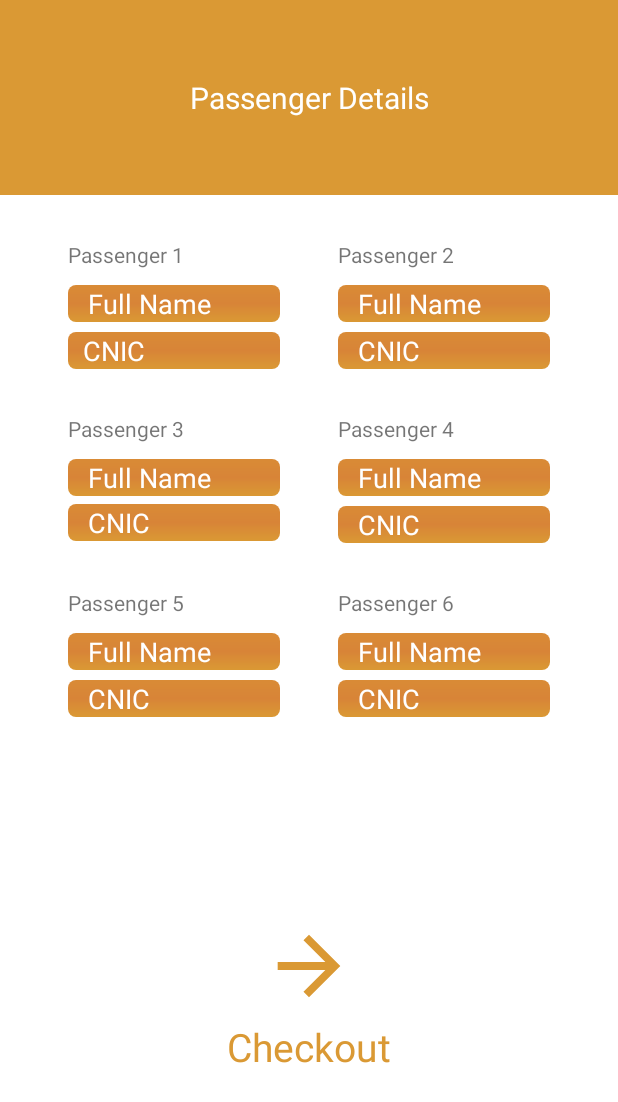
After one commit to usamayasin/Booking-App, an Android app: the PassengerDetailsActivity screen opened directly, with no data from a screen before it, on a phone screen of 412 x 824 dp. The commit adds this screen. Shown: the top 1102 px of the screen. Run offline under Robolectric (Android 15) with nearby library versions, the phone set to English and light mode, and no system bars; our stand-ins replace sdp/ssp sizes.

Commit message:
PassengerDetailsScreen added

```diff
--- a/app/build.gradle
+++ b/app/build.gradle
@@ -42,4 +42,10 @@ dependencies {
     testImplementation 'junit:junit:4.+'
     androidTestImplementation 'androidx.test.ext:junit:1.1.2'
     androidTestImplementation 'androidx.test.espresso:espresso-core:3.3.0'
+
+    implementation 'com.github.bumptech.glide:glide:4.11.0'
+    annotationProcessor 'com.github.bumptech.glide:compiler:4.11.0'
+
+    implementation 'com.intuit.sdp:sdp-android:1.0.6'
+    implementation 'com.intuit.ssp:ssp-android:1.0.6'
 }
--- a/app/src/main/java/com/app/faisalmovers/MainActivity.kt
+++ b/app/src/main/java/com/app/faisalmovers/HomeActivity.kt
@@ -19,7 +19,7 @@ import com.app.faisalmovers.Adapters.CityListRCAdapter
 import com.app.faisalmovers.Models.CityListModel
 import java.util.*
 
-class MainActivity : AppCompatActivity() {
+class HomeActivity : AppCompatActivity() {
 
     var img_cityList: AppCompatImageView? = null
     var iv_homeGo: AppCompatImageView? = null
@@ -32,7 +32,7 @@ class MainActivity : AppCompatActivity() {
 
     override fun onCreate(savedInstanceState: Bundle?) {
         super.onCreate(savedInstanceState)
-        setContentView(R.layout.activity_main)
+        setContentView(R.layout.home_activity)
 
        init()
 
@@ -46,14 +46,14 @@ class MainActivity : AppCompatActivity() {
                     if (monthOfYear + 1 < 10) "0" + (monthOfYear + 1) else (monthOfYear + 1).toString()
                 val _date = if (dayOfMonth < 10) "0$dayOfMonth" else dayOfMonth.toString()
                 val _pickedDate = "$_date/$_month/$_year"
-                Toast.makeText(this@MainActivity, _pickedDate, Toast.LENGTH_SHORT).show()
+                Toast.makeText(this@HomeActivity, _pickedDate, Toast.LENGTH_SHORT).show()
                 //activitydate.setText(dateFormatter.format(newDate.getTime()));
             }, newCalendar[Calendar.YEAR], newCalendar[Calendar.MONTH],
             newCalendar[Calendar.DAY_OF_MONTH]
         )
         iv_homeGo?.setOnClickListener { goToSeatSelection() }
         img_cityList?.setOnClickListener(View.OnClickListener { //builder.show();
-            dialouge(this@MainActivity)
+            dialouge(this@HomeActivity)
         })
         iv_calender?.setOnClickListener(View.OnClickListener {
             StartTime.show()
@@ -92,12 +92,12 @@ class MainActivity : AppCompatActivity() {
         et_cityListSearch = dialog.findViewById(R.id.et_cityListSearch)
         setRcViewLayout()
         getCityList()
-        cityListAdapter = CityListRCAdapter(this@MainActivity, cityListModelArrayList)
+        cityListAdapter = CityListRCAdapter(this@HomeActivity, cityListModelArrayList)
         rc_cityDialog!!.adapter = cityListAdapter
     }
 
     private fun setRcViewLayout() {
-        cityListRclayoutManager = LinearLayoutManager(this@MainActivity)
+        cityListRclayoutManager = LinearLayoutManager(this@HomeActivity)
         rc_cityDialog!!.layoutManager = cityListRclayoutManager
         rc_cityDialog!!.setHasFixedSize(true)
     }
--- /dev/null
+++ b/app/src/main/java/com/app/faisalmovers/PassengerDetailsActivity.kt
@@ -0,0 +1,11 @@
+package com.app.faisalmovers
+
+import androidx.appcompat.app.AppCompatActivity
+import android.os.Bundle
+
+class PassengerDetailsActivity : AppCompatActivity() {
+    override fun onCreate(savedInstanceState: Bundle?) {
+        super.onCreate(savedInstanceState)
+        setContentView(R.layout.activity_passenger_details)
+    }
+}
--- a/app/src/main/java/com/app/faisalmovers/SeatSelectionActivity.kt
+++ b/app/src/main/java/com/app/faisalmovers/SeatSelectionActivity.kt
@@ -1,7 +1,9 @@
 package com.app.faisalmovers
 
+import android.content.Intent
 import androidx.appcompat.app.AppCompatActivity
 import android.os.Bundle
+import android.widget.ImageView
 import androidx.recyclerview.widget.DefaultItemAnimator
 import androidx.recyclerview.widget.LinearLayoutManager
 import androidx.recyclerview.widget.RecyclerView
@@ -17,6 +19,13 @@ class SeatSelectionActivity : AppCompatActivity() {
 
         title = "KotlinApp"
         val recyclerView: RecyclerView = findViewById(R.id.seats_rc_view)
+
+        val seatSelectionGoButton:ImageView = findViewById(R.id.iv_seat_selection_go_button)
+        seatSelectionGoButton.setOnClickListener{
+            val intent = Intent(this@SeatSelectionActivity, PassengerDetailsActivity::class.java)
+            startActivity(intent)
+        }
+
         seatsAdapter = SeatsAdapter(seatsList)
         val layoutManager = LinearLayoutManager(applicationContext)
         recyclerView.layoutManager = layoutManager
--- /dev/null
+++ b/app/src/main/res/drawable/complete_corner_rounded.xml
@@ -0,0 +1,12 @@
+<?xml version="1.0" encoding="utf-8"?>
+<shape xmlns:android="http://schemas.android.com/apk/res/android">
+
+    <gradient
+        android:startColor="@color/gradient_color_1"
+        android:centerColor="@color/gradient_color_2"
+        android:endColor="@color/gradient_color_3"
+        android:angle="90"/>
+    <corners
+        android:radius="5dp"/>
+
+</shape>
--- /dev/null
+++ b/app/src/main/res/layout/activity_passenger_details.xml
@@ -0,0 +1,357 @@
+<?xml version="1.0" encoding="utf-8"?>
+<androidx.constraintlayout.widget.ConstraintLayout xmlns:android="http://schemas.android.com/apk/res/android"
+    xmlns:app="http://schemas.android.com/apk/res-auto"
+    xmlns:tools="http://schemas.android.com/tools"
+    android:layout_width="match_parent"
+    android:layout_height="match_parent"
+    tools:context=".PassengerDetailsActivity">
+        <TextView
+            android:id="@+id/tv_passenger_details"
+            android:layout_width="match_parent"
+            android:layout_height="@dimen/_100sdp"
+            android:text="Passenger Details"
+            android:gravity="center"
+            android:textColor="@color/white"
+            android:background="@color/gradient_color_1"
+            android:textSize="20sp"
+            app:layout_constraintStart_toStartOf="parent"
+            app:layout_constraintEnd_toEndOf="parent"
+            app:layout_constraintTop_toTopOf="parent"
+            app:layout_constraintBottom_toTopOf="@id/sv_passenger_details"
+            />
+    <androidx.core.widget.NestedScrollView
+        android:id="@+id/sv_passenger_details"
+        android:layout_width="match_parent"
+        android:layout_height="0dp"
+        android:isScrollContainer="true"
+        android:orientation="vertical"
+        app:layout_constraintBottom_toBottomOf="parent"
+        app:layout_constraintEnd_toEndOf="parent"
+        app:layout_constraintStart_toStartOf="parent"
+        app:layout_constraintTop_toBottomOf="@id/tv_passenger_details">
+        <LinearLayout
+            android:id="@+id/ll_passenger_details_section"
+            android:layout_width="match_parent"
+            android:layout_height="wrap_content"
+            android:orientation="vertical"
+            android:paddingStart="@dimen/_20sdp"
+            android:paddingLeft="@dimen/_20sdp"
+            android:paddingEnd="@dimen/_20sdp"
+            android:paddingRight="@dimen/_20sdp"
+            app:layout_constraintEnd_toEndOf="parent"
+            app:layout_constraintStart_toStartOf="parent"
+            app:layout_constraintTop_toBottomOf="@+id/ll_passenger_details_top_bar">
+
+            <LinearLayout
+                android:id="@+id/ll_passenger_details_first_row"
+                android:layout_width="match_parent"
+                android:layout_height="wrap_content"
+                android:orientation="horizontal"
+                android:weightSum="2">
+
+                <LinearLayout
+                    android:id="@+id/ll_passenger_one"
+                    android:layout_width="match_parent"
+                    android:layout_height="wrap_content"
+                    android:layout_margin="@dimen/_15sdp"
+                    android:layout_weight="1"
+                    android:orientation="vertical">
+
+                    <TextView
+                        android:layout_width="match_parent"
+                        android:layout_height="wrap_content"
+                        android:paddingTop="@dimen/_8sdp"
+                        android:paddingBottom="@dimen/_8sdp"
+                        android:text="Passenger 1" />
+
+                    <EditText
+                        android:id="@+id/ed_passenger_one_full_name"
+                        android:layout_width="match_parent"
+                        android:layout_height="wrap_content"
+                        android:layout_marginBottom="@dimen/_5sdp"
+                        android:background="@drawable/complete_corner_rounded"
+                        android:hint="Full Name"
+                        android:paddingStart="@dimen/_10sdp"
+                        android:paddingLeft="@dimen/_10sdp"
+                        android:paddingEnd="@dimen/_2sdp"
+                        android:paddingRight="@dimen/_2sdp"
+                        android:textColorHint="@color/white" />
+
+                    <EditText
+                        android:id="@+id/ed_passenger_one_cnic"
+                        android:layout_width="match_parent"
+                        android:layout_height="wrap_content"
+                        android:background="@drawable/complete_corner_rounded"
+                        android:hint="CNIC"
+                        android:paddingStart="10dp"
+                        android:paddingLeft="10dp"
+                        android:paddingEnd="2dp"
+                        android:paddingRight="2dp"
+                        android:textColorHint="@color/white" />
+                </LinearLayout>
+
+                <LinearLayout
+                    android:id="@+id/ll_passenger_two"
+                    android:layout_width="match_parent"
+                    android:layout_height="wrap_content"
+                    android:layout_margin="@dimen/_15sdp"
+                    android:layout_weight="1"
+                    android:orientation="vertical">
+
+                    <TextView
+                        android:layout_width="match_parent"
+                        android:layout_height="wrap_content"
+                        android:paddingTop="@dimen/_8sdp"
+                        android:paddingBottom="@dimen/_8sdp"
+                        android:text="Passenger 2" />
+
+                    <EditText
+                        android:id="@+id/ed_passenger_two_full_name"
+                        android:layout_width="match_parent"
+                        android:layout_height="wrap_content"
+                        android:layout_marginBottom="@dimen/_5sdp"
+                        android:background="@drawable/complete_corner_rounded"
+                        android:hint="Full Name"
+                        android:paddingStart="@dimen/_10sdp"
+                        android:paddingLeft="@dimen/_10sdp"
+                        android:paddingEnd="@dimen/_2sdp"
+                        android:paddingRight="@dimen/_2sdp"
+                        android:textColorHint="@color/white" />
+
+                    <EditText
+                        android:id="@+id/ed_passenger_two_cnic"
+                        android:layout_width="match_parent"
+                        android:layout_height="wrap_content"
+                        android:background="@drawable/complete_corner_rounded"
+                        android:hint="CNIC"
+                        android:paddingStart="@dimen/_10sdp"
+                        android:paddingLeft="@dimen/_10sdp"
+                        android:paddingEnd="@dimen/_2sdp"
+                        android:paddingRight="@dimen/_2sdp"
+                        android:textColorHint="@color/white" />
+                </LinearLayout>
+            </LinearLayout>
+
+            <LinearLayout
+                android:id="@+id/ll_passenger_details_second_row"
+                android:layout_width="match_parent"
+                android:layout_height="wrap_content"
+                android:orientation="horizontal"
+                android:weightSum="2">
+
+                <LinearLayout
+                    android:id="@+id/ll_passenger_three"
+                    android:layout_width="match_parent"
+                    android:layout_height="wrap_content"
+                    android:layout_marginStart="@dimen/_15sdp"
+                    android:layout_marginLeft="@dimen/_15sdp"
+                    android:layout_marginEnd="@dimen/_15sdp"
+                    android:layout_marginRight="@dimen/_15sdp"
+                    android:layout_weight="1"
+                    android:orientation="vertical">
+
+                    <TextView
+                        android:layout_width="match_parent"
+                        android:layout_height="wrap_content"
+                        android:paddingTop="@dimen/_8sdp"
+                        android:paddingBottom="@dimen/_8sdp"
+                        android:text="Passenger 3" />
+
+                    <EditText
+                        android:id="@+id/ed_passenger_three_full_name"
+                        android:layout_width="match_parent"
+                        android:layout_height="wrap_content"
+                        android:layout_marginBottom="5dp"
+                        android:background="@drawable/complete_corner_rounded"
+                        android:hint="Full Name"
+                        android:paddingStart="@dimen/_10sdp"
+                        android:paddingLeft="@dimen/_10sdp"
+                        android:paddingEnd="@dimen/_2sdp"
+                        android:paddingRight="@dimen/_2sdp"
+                        android:textColorHint="@color/white" />
+
+                    <EditText
+                        android:id="@+id/ed_passenger_three_cnic"
+                        android:layout_width="match_parent"
+                        android:layout_height="wrap_content"
+                        android:background="@drawable/complete_corner_rounded"
+                        android:hint="CNIC"
+                        android:paddingStart="@dimen/_10sdp"
+                        android:paddingLeft="@dimen/_10sdp"
+                        android:paddingEnd="@dimen/_2sdp"
+                        android:paddingRight="@dimen/_2sdp"
+                        android:textColorHint="@color/white" />
+                </LinearLayout>
+
+                <LinearLayout
+                    android:id="@+id/ll_passenger_four"
+                    android:layout_width="match_parent"
+                    android:layout_height="wrap_content"
+                    android:layout_marginStart="@dimen/_15sdp"
+                    android:layout_marginLeft="@dimen/_15sdp"
+                    android:layout_marginEnd="@dimen/_15sdp"
+                    android:layout_marginRight="@dimen/_15sdp"
+                    android:layout_weight="1"
+                    android:orientation="vertical">
+
+                    <TextView
+                        android:layout_width="match_parent"
+                        android:layout_height="wrap_content"
+                        android:paddingTop="@dimen/_8sdp"
+                        android:paddingBottom="@dimen/_8sdp"
+                        android:text="Passenger 4" />
+
+                    <EditText
+                        android:id="@+id/ed_passenger_four_full_name"
+                        android:layout_width="match_parent"
+                        android:layout_height="wrap_content"
+                        android:layout_marginBottom="@dimen/_5sdp"
+                        android:background="@drawable/complete_corner_rounded"
+                        android:hint="Full Name"
+                        android:paddingStart="@dimen/_10sdp"
+                        android:paddingLeft="@dimen/_10sdp"
+                        android:paddingEnd="@dimen/_2sdp"
+                        android:paddingRight="@dimen/_2sdp"
+                        android:textColorHint="@color/white" />
+
+                    <EditText
+                        android:id="@+id/ed_passenger_four_cnic"
+                        android:layout_width="match_parent"
+                        android:layout_height="wrap_content"
+                        android:background="@drawable/complete_corner_rounded"
+                        android:hint="CNIC"
+                        android:paddingStart="@dimen/_10sdp"
+                        android:paddingLeft="@dimen/_10sdp"
+                        android:paddingEnd="@dimen/_2sdp"
+                        android:paddingRight="@dimen/_2sdp"
+                        android:textColorHint="@color/white" />
+                </LinearLayout>
+            </LinearLayout>
+
+            <LinearLayout
+                android:id="@+id/ll_passenger_details_third_row"
+                android:layout_width="match_parent"
+                android:layout_height="wrap_content"
+                android:layout_marginTop="@dimen/_15sdp"
+                android:orientation="horizontal"
+                android:weightSum="2">
+
+                <LinearLayout
+                    android:id="@+id/ll_passenger_five"
+                    android:layout_width="match_parent"
+                    android:layout_height="wrap_content"
+                    android:layout_marginStart="@dimen/_15sdp"
+                    android:layout_marginLeft="@dimen/_15sdp"
+                    android:layout_marginEnd="@dimen/_15sdp"
+                    android:layout_marginRight="@dimen/_15sdp"
+                    android:layout_weight="1"
+                    android:orientation="vertical">
+
+                    <TextView
+                        android:layout_width="match_parent"
+                        android:layout_height="wrap_content"
+                        android:paddingTop="@dimen/_8sdp"
+                        android:paddingBottom="@dimen/_8sdp"
+                        android:text="Passenger 5" />
+
+                    <EditText
+                        android:id="@+id/ed_passenger_five_full_name"
+                        android:layout_width="match_parent"
+                        android:layout_height="wrap_content"
+                        android:layout_marginBottom="@dimen/_5sdp"
+                        android:background="@drawable/complete_corner_rounded"
+                        android:hint="Full Name"
+                        android:paddingStart="@dimen/_10sdp"
+                        android:paddingLeft="@dimen/_10sdp"
+                        android:paddingEnd="@dimen/_2sdp"
+                        android:paddingRight="@dimen/_2sdp"
+                        android:textColorHint="@color/white" />
+
+                    <EditText
+                        android:id="@+id/ed_passenger_fve_cnic"
+                        android:layout_width="match_parent"
+                        android:layout_height="wrap_content"
+                        android:background="@drawable/complete_corner_rounded"
+                        android:hint="CNIC"
+                        android:paddingStart="@dimen/_10sdp"
+                        android:paddingLeft="@dimen/_10sdp"
+                        android:paddingEnd="@dimen/_2sdp"
+                        android:paddingRight="@dimen/_2sdp"
+                        android:textColorHint="@color/white" />
+                </LinearLayout>
+
+                <LinearLayout
+                    android:id="@+id/ll_passenger_six"
+                    android:layout_width="match_parent"
+                    android:layout_height="wrap_content"
+                    android:layout_marginStart="@dimen/_15sdp"
+                    android:layout_marginLeft="@dimen/_15sdp"
+                    android:layout_marginEnd="@dimen/_15sdp"
+                    android:layout_marginRight="@dimen/_15sdp"
+                    android:layout_weight="1"
+                    android:orientation="vertical">
+
+                    <TextView
+                        android:layout_width="match_parent"
+                        android:layout_height="wrap_content"
+                        android:paddingTop="@dimen/_8sdp"
+                        android:paddingBottom="@dimen/_8sdp"
+                        android:text="Passenger 6" />
+
+                    <EditText
+                        android:id="@+id/ed_passenger_six_full_name"
+                        android:layout_width="match_parent"
+                        android:layout_height="wrap_content"
+                        android:layout_marginBottom="@dimen/_5sdp"
+                        android:background="@drawable/complete_corner_rounded"
+                        android:hint="Full Name"
+                        android:paddingStart="@dimen/_10sdp"
+                        android:paddingLeft="@dimen/_10sdp"
+                        android:paddingEnd="@dimen/_2sdp"
+                        android:paddingRight="@dimen/_2sdp"
+                        android:textColorHint="@color/white" />
+
+                    <EditText
+                        android:id="@+id/ed_passenger_six_cnic"
+                        android:layout_width="match_parent"
+                        android:layout_height="wrap_content"
+                        android:background="@drawable/complete_corner_rounded"
+                        android:hint="CNIC"
+                        android:paddingStart="@dimen/_10sdp"
+                        android:paddingLeft="@dimen/_10sdp"
+                        android:paddingEnd="@dimen/_2sdp"
+                        android:paddingRight="@dimen/_2sdp"
+                        android:textColorHint="@color/white" />
+                </LinearLayout>
+            </LinearLayout>
+
+
+            <LinearLayout
+                android:layout_width="match_parent"
+                android:layout_height="wrap_content"
+                android:gravity="bottom"
+                android:orientation="vertical"
+                android:layout_marginTop="@dimen/_100sdp"
+                android:layout_marginBottom="@dimen/_15sdp"
+                app:layout_constraintBottom_toBottomOf="parent"
+                app:layout_constraintEnd_toEndOf="parent"
+                app:layout_constraintStart_toStartOf="parent">
+
+                <ImageView
+                    android:layout_width="wrap_content"
+                    android:layout_height="wrap_content"
+                    android:layout_gravity="center"
+                    android:src="@mipmap/ic_forward_arrow" />
+
+                <TextView
+                    android:layout_width="match_parent"
+                    android:layout_height="wrap_content"
+                    android:gravity="center"
+                    android:text="Checkout"
+                    android:textColor="@color/gradient_color_1"
+                    android:textSize="@dimen/_20ssp" />
+            </LinearLayout>
+        </LinearLayout>
+    </androidx.core.widget.NestedScrollView>
+
+</androidx.constraintlayout.widget.ConstraintLayout>
--- a/app/src/main/res/layout/activity_main.xml
+++ b/app/src/main/res/layout/home_activity.xml
@@ -4,7 +4,7 @@
     xmlns:tools="http://schemas.android.com/tools"
     android:layout_width="match_parent"
     android:layout_height="match_parent"
-    tools:context=".MainActivity"
+    tools:context=".HomeActivity"
     android:orientation="vertical"
     android:background="@color/white">
     <LinearLayout
--- a/app/src/main/res/layout/seat_selection_activity.xml
+++ b/app/src/main/res/layout/seat_selection_activity.xml
@@ -227,6 +227,7 @@
                     android:textSize="30sp" />
             </LinearLayout>
             <androidx.appcompat.widget.AppCompatImageView
+                android:id="@+id/iv_seat_selection_go_button"
                 android:layout_width="wrap_content"
                 android:layout_height="wrap_content"
                 android:layout_marginTop="10dp"
```
Also changed, not shown: app/src/main/AndroidManifest.xml (+7 -3 lines).
